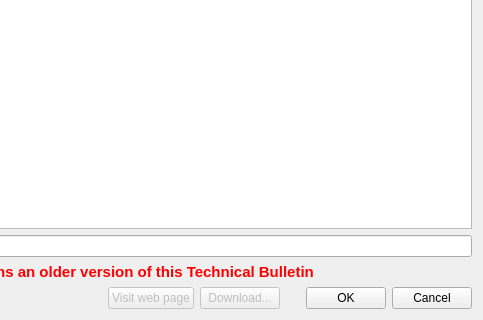
Old version of the form Dialog/DlgTB.ui in the repository Folco68/TBI; both pictures show x 317 to 800 and y 280 to 600 of the 800 by 600 pixel window.
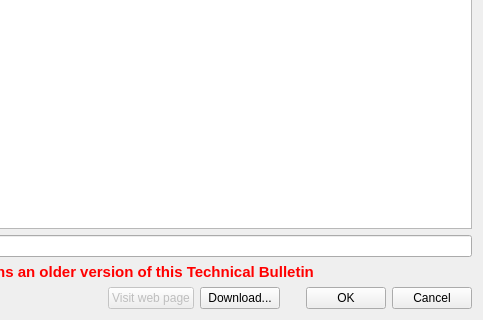
New version of the form. Custom widgets are drawn as their Qt base class.

```diff
--- a/Dialog/DlgTB.ui
+++ b/Dialog/DlgTB.ui
@@ -304,9 +304,6 @@
      </item>
      <item>
       <widget class="QPushButton" name="ButtonDownload">
-       <property name="enabled">
-        <bool>false</bool>
-       </property>
        <property name="text">
         <string>Download...</string>
        </property>
```
